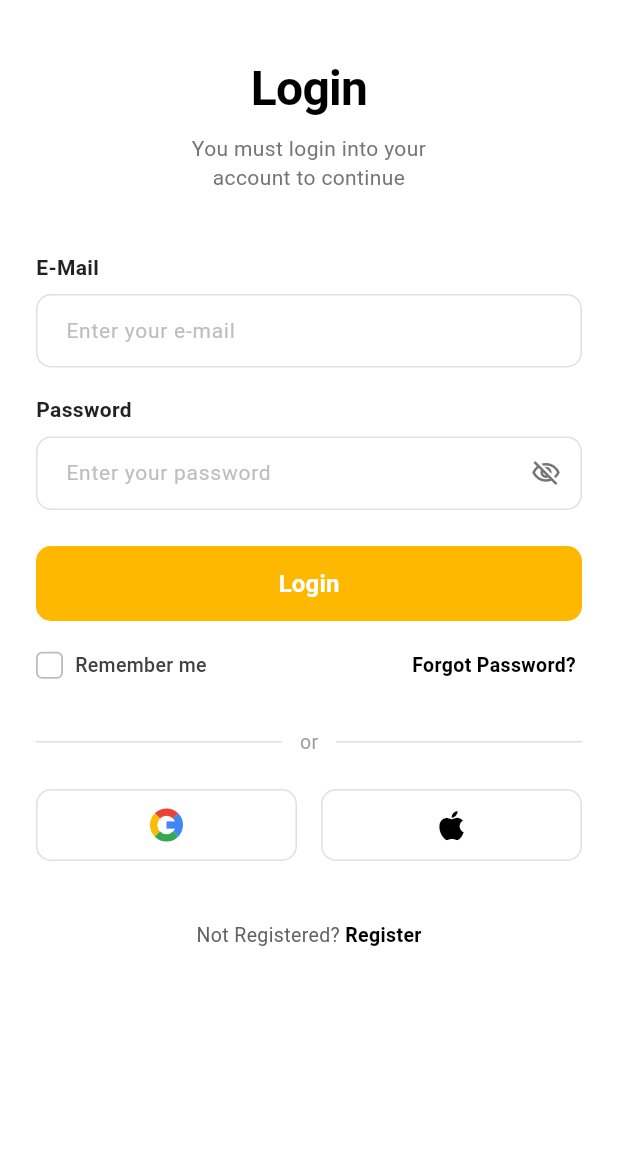
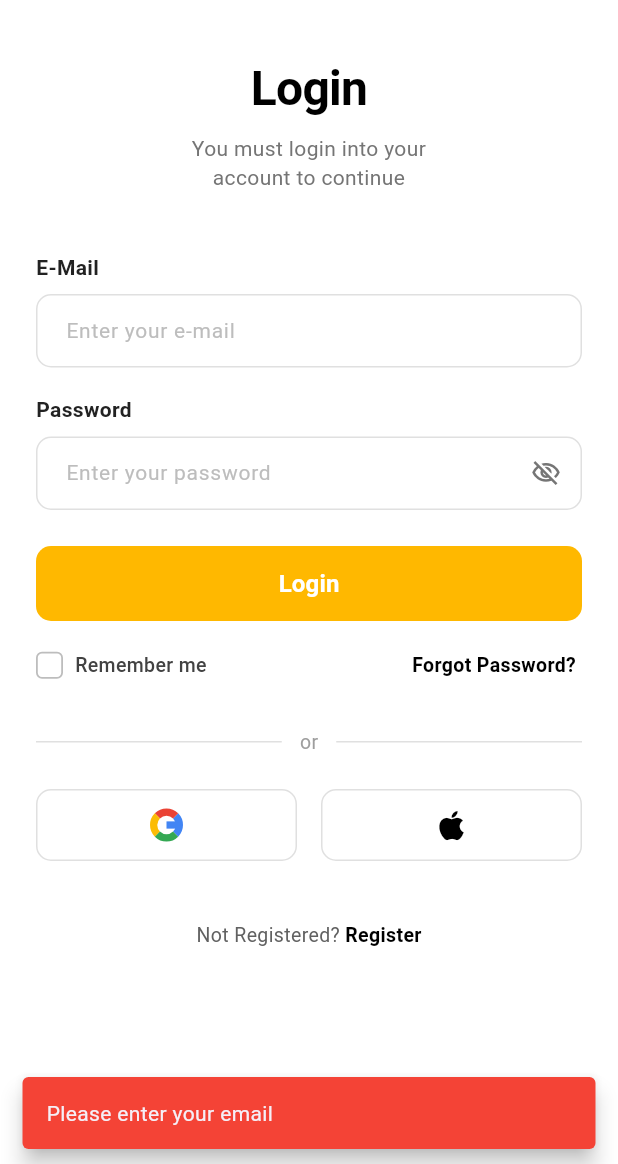
Before and after one commit to bibasshrestha980-npl/note_app, a Flutter app: the screen it shows after launch, after a tap on "Login", on a phone screen of 412 x 824 dp, the part 72-1236 px from its top. Run offline on Flutter 3.47's test engine with Material 3 defaults, Android fonts, the phone set to English and light mode, and no system bars; our stand-ins replace firebase_auth, firebase_core; accounts and stored records are empty.

Commit message:
Integrate FirebaseAuth into Login, Register, and Forgot Password views

```diff
--- /dev/null
+++ b/lib/features/auth/controller/auth_controller.dart
@@ -0,0 +1,95 @@
+import 'package:firebase_auth/firebase_auth.dart';
+
+class AuthController {
+  final FirebaseAuth _auth = FirebaseAuth.instance;
+
+  // Stream of user auth state changes
+  Stream<User?> get authStateChanges => _auth.authStateChanges();
+
+  // Currently logged in user
+  User? get currentUser => _auth.currentUser;
+
+  // Sign in with email and password
+  Future<UserCredential> signIn({
+    required String email,
+    required String password,
+  }) async {
+    try {
+      return await _auth.signInWithEmailAndPassword(
+        email: email.trim(),
+        password: password,
+      );
+    } on FirebaseAuthException catch (e) {
+      throw _handleAuthException(e);
+    } catch (e) {
+      throw 'An unexpected error occurred. Please try again.';
+    }
+  }
+
+  // Register with email, password, and display name
+  Future<UserCredential> signUp({
+    required String email,
+    required String password,
+    String? name,
+  }) async {
+    try {
+      final credential = await _auth.createUserWithEmailAndPassword(
+        email: email.trim(),
+        password: password,
+      );
+
+      if (name != null && name.trim().isNotEmpty) {
+        await credential.user?.updateDisplayName(name.trim());
+      }
+
+      return credential;
+    } on FirebaseAuthException catch (e) {
+      throw _handleAuthException(e);
+    } catch (e) {
+      throw 'An unexpected error occurred. Please try again.';
+    }
+  }
+
+  // Send password reset email
+  Future<void> sendPasswordResetEmail(String email) async {
+    try {
+      await _auth.sendPasswordResetEmail(email: email.trim());
+    } on FirebaseAuthException catch (e) {
+      throw _handleAuthException(e);
+    } catch (e) {
+      throw 'An unexpected error occurred. Please try again.';
+    }
+  }
+
+  // Sign out
+  Future<void> signOut() async {
+    await _auth.signOut();
+  }
+
+  // Convert Firebase error codes into clean user-friendly messages
+  String _handleAuthException(FirebaseAuthException e) {
+    switch (e.code) {
+      case 'user-not-found':
+        return 'No account found with this email.';
+      case 'wrong-password':
+      case 'invalid-credential':
+        return 'Incorrect email or password. Please try again.';
+      case 'email-already-in-use':
+        return 'An account already exists with this email.';
+      case 'invalid-email':
+        return 'The email address is not valid.';
+      case 'weak-password':
+        return 'Password is too weak. Please use at least 6 characters.';
+      case 'operation-not-allowed':
+        return 'Email/Password sign-in is disabled in Firebase Console.';
+      case 'user-disabled':
+        return 'This account has been disabled.';
+      case 'too-many-requests':
+        return 'Too many attempts. Please try again later.';
+      case 'network-request-failed':
+        return 'Network error. Please check your internet connection.';
+      default:
+        return e.message ?? 'Authentication failed. Please try again.';
+    }
+  }
+}
--- a/lib/features/auth/view/login_view.dart
+++ b/lib/features/auth/view/login_view.dart
@@ -2,6 +2,7 @@ import 'dart:math' as math;
 
 import 'package:flutter/material.dart';
 
+import '../controller/auth_controller.dart';
 import 'forgot_password_view.dart';
 import 'register_view.dart';
 
@@ -19,6 +20,8 @@ class _LoginViewState extends State<LoginView> {
   bool _obscurePassword = true;
   bool _rememberMe = false;
   String _selectedLanguage = 'English';
+  final AuthController _authController = AuthController();
+  bool _isLoading = false;
 
   final List<String> _languages = ['English', 'Nepali'];
 
@@ -27,6 +30,63 @@ class _LoginViewState extends State<LoginView> {
     _emailController.dispose();
     _passwordController.dispose();
     super.dispose();
+  }
+
+  Future<void> _handleLogin() async {
+    final email = _emailController.text.trim();
+    final password = _passwordController.text;
+
+    if (email.isEmpty) {
+      ScaffoldMessenger.of(context).showSnackBar(
+        const SnackBar(
+          content: Text('Please enter your email'),
+          backgroundColor: Colors.red,
+          behavior: SnackBarBehavior.floating,
+        ),
+      );
+      return;
+    }
+
+    if (password.isEmpty) {
+      ScaffoldMessenger.of(context).showSnackBar(
+        const SnackBar(
+          content: Text('Please enter your password'),
+          backgroundColor: Colors.red,
+          behavior: SnackBarBehavior.floating,
+        ),
+      );
+      return;
+    }
+
+    setState(() => _isLoading = true);
+
+    try {
+      await _authController.signIn(
+        email: email,
+        password: password,
+      );
+      if (mounted) {
+        ScaffoldMessenger.of(context).showSnackBar(
+          const SnackBar(
+            content: Text('Login successful!'),
+            backgroundColor: Colors.green,
+            behavior: SnackBarBehavior.floating,
+          ),
+        );
+      }
+    } catch (e) {
+      if (mounted) {
+        ScaffoldMessenger.of(context).showSnackBar(
+          SnackBar(
+            content: Text(e.toString()),
+            backgroundColor: Colors.red,
+            behavior: SnackBarBehavior.floating,
+          ),
+        );
+      }
+    } finally {
+      if (mounted) setState(() => _isLoading = false);
+    }
   }
 
   @override
@@ -212,9 +272,7 @@ class _LoginViewState extends State<LoginView> {
               SizedBox(
                 height: 50,
                 child: ElevatedButton(
-                  onPressed: () {
-                    // Handle login
-                  },
+                  onPressed: _isLoading ? null : _handleLogin,
                   style: ElevatedButton.styleFrom(
                     backgroundColor: primaryYellow,
                     elevation: 0,
@@ -222,7 +280,16 @@ class _LoginViewState extends State<LoginView> {
                       borderRadius: BorderRadius.circular(10),
                     ),
                   ),
-                  child: const Text(
+                  child: _isLoading
+                      ? const SizedBox(
+                          height: 20,
+                          width: 20,
+                          child: CircularProgressIndicator(
+                            strokeWidth: 2,
+                            color: Colors.white,
+                          ),
+                        )
+                      : const Text(
                           'Login',
                           style: TextStyle(
                             fontSize: 16,
--- a/lib/main.dart
+++ b/lib/main.dart
@@ -1,8 +1,15 @@
+import 'package:firebase_core/firebase_core.dart';
 import 'package:flutter/material.dart';
 
 import 'features/auth/view/login_view.dart';
 
-void main() {
+void main() async {
+  WidgetsFlutterBinding.ensureInitialized();
+  try {
+    await Firebase.initializeApp();
+  } catch (e) {
+    debugPrint('Firebase initialization notice: $e');
+  }
   runApp(const MyApp());
 }
 
```
Also changed, not shown: lib/features/auth/view/forgot_password_view.dart (+38 -3 lines), lib/features/auth/view/register_view.dart (+38 -3 lines). Lines whose indentation alone changed are shown as unchanged.
